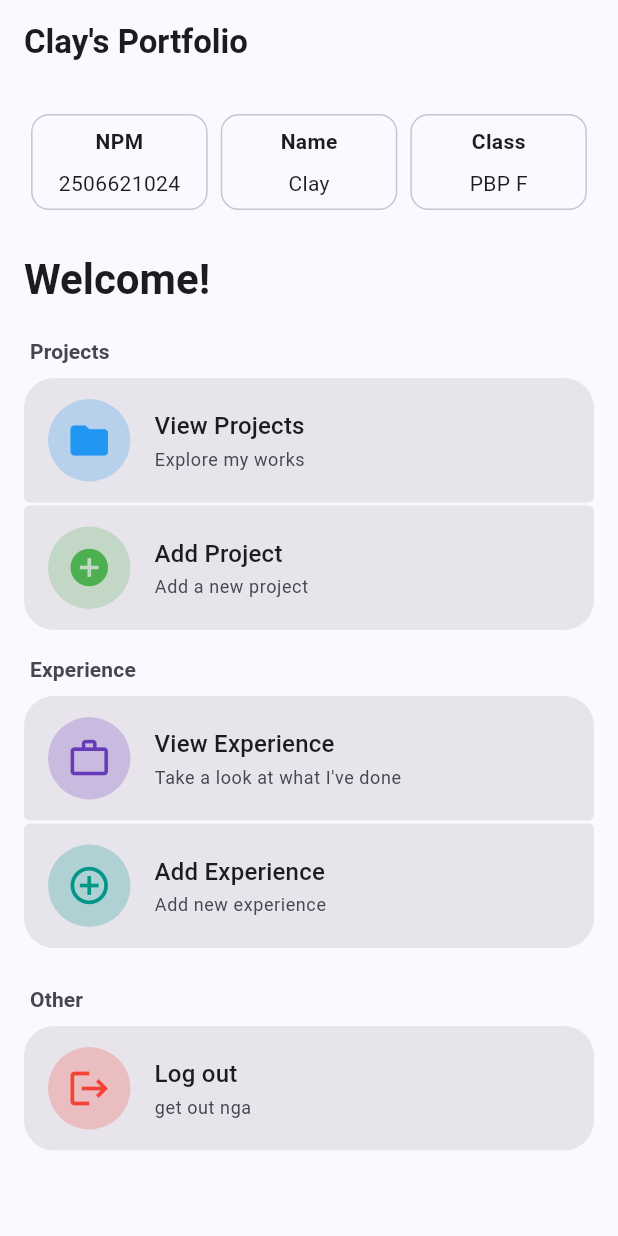
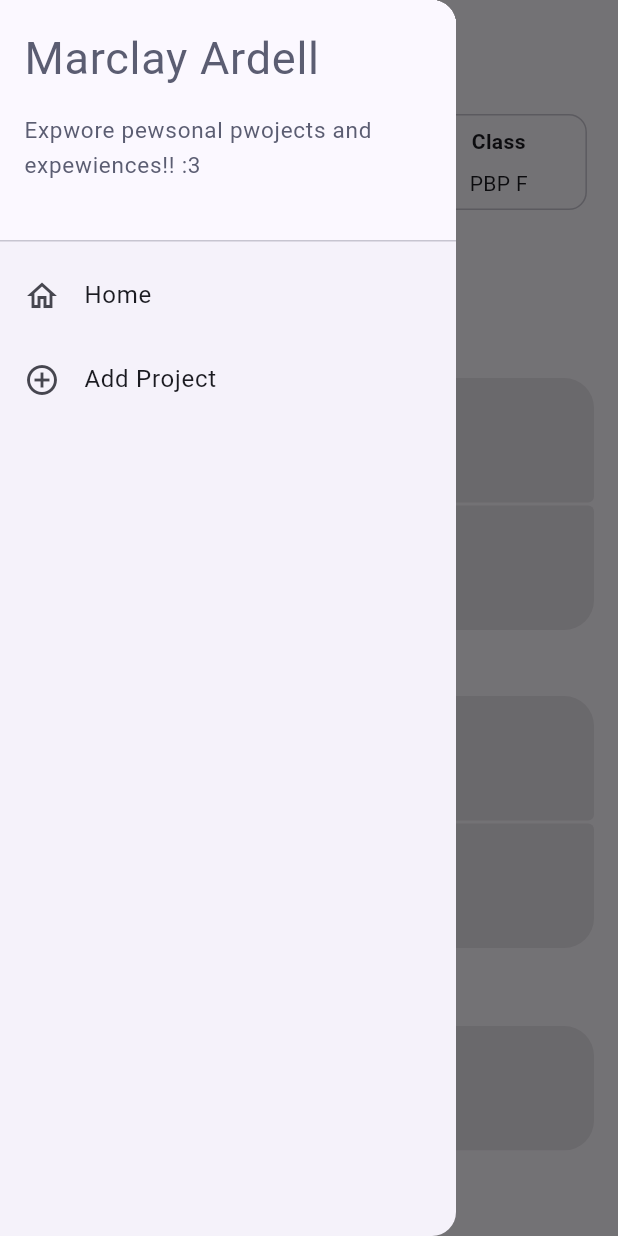
Before and after one commit to kingrdl17/myportofolio_mobile, a Flutter app: the screen it shows after launch, with the side drawer open (before the commit the screen has no drawer), on a phone screen of 412 x 824 dp. Run offline on Flutter 3.47's test engine with Material 3 defaults, Android fonts, the phone set to English and light mode, and no system bars; drawn by our look-alikes of dynamic_color; our stand-ins replace google_fonts.

Commit message:
new navigation drawer

```diff
--- a/lib/menu.dart
+++ b/lib/menu.dart
@@ -1,5 +1,6 @@
 import 'package:flutter/material.dart';
 import 'package:flutter/services.dart';
+import 'package:myportofolio_mobile/widgets/left_drawer.dart';
 
 //list of contents
 class MyHomePage extends StatelessWidget {
@@ -54,6 +55,7 @@ class MyHomePage extends StatelessWidget {
         backgroundColor: Theme.of(context).colorScheme.surface,
         foregroundColor: Theme.of(context).colorScheme.onSurface,
       ),
+      drawer: const LeftDrawer(),
       body: SingleChildScrollView(
         padding: const EdgeInsets.all(16.0),
         child: Column(
@@ -173,7 +175,7 @@ class PortfolioActionCard extends StatelessWidget {
     final accentColor = item.color ?? colorScheme.primary;
     final cardBackground = Color.alphaBlend(
       colorScheme.brightness == Brightness.dark
-          ? Colors.white.withValues(alpha: 0.12)
+          ? Colors.white.withValues(alpha: 0.05)
           : Colors.black.withValues(alpha: 0.08),
       colorScheme.surface,
     );
--- /dev/null
+++ b/lib/widgets/left_drawer.dart
@@ -0,0 +1,69 @@
+import 'package:flutter/material.dart';
+import 'package:myportofolio_mobile/menu.dart';
+import 'package:flutter/services.dart';
+import 'package:google_fonts/google_fonts.dart';
+
+// TODO: Impor halaman ProjectFormPage jika sudah dibuat
+
+class LeftDrawer extends StatelessWidget {
+  const LeftDrawer({super.key});
+
+  @override
+  Widget build(BuildContext context) {
+    return Drawer(
+      child: ListView(
+        children: [
+          DrawerHeader(
+            // TODO: Bagian drawer header
+            decoration: BoxDecoration(
+              color: Theme.of(context).colorScheme.surface,
+            ),
+            child: Column(
+              crossAxisAlignment: CrossAxisAlignment.start,
+              children: [
+                Text(
+                  'Marclay Ardell',
+                  style: GoogleFonts.bagelFatOne(
+                    fontSize: 30,
+                    color: Theme.of(context).colorScheme.secondary,
+                  ),
+                ),
+                SizedBox(height: 15),
+                Text(
+                  'Expwore pewsonal pwojects and expewiences!! :3',
+                  style: TextStyle(
+                    fontSize: 15,
+                    color: Theme.of(context).colorScheme.secondary,
+                  ),
+                ),
+              ],
+            ),
+          ),
+          // TODO: Bagian routing
+          ListTile(
+            leading: const Icon(Icons.home_outlined),
+            title: const Text('Home'),
+            // Navigasi ke halaman utama portofolio
+            onTap: () {
+              HapticFeedback.selectionClick();
+              Navigator.pushReplacement(
+                context,
+                MaterialPageRoute(builder: (context) => MyHomePage()),
+              );
+            },
+          ),
+          ListTile(
+            leading: const Icon(Icons.add_circle_outline),
+            title: const Text('Add Project'),
+            // Navigasi ke halaman tambah proyek
+            onTap: () {
+              /*
+              TODO: Buatlah routing ke halaman ProjectFormPage yang akan dibuat nanti.
+              */
+            },
+          ),
+        ],
+      ),
+    );
+  }
+}
```
Also changed, not shown: lib/widgets/navigation_rail.dart (added).
